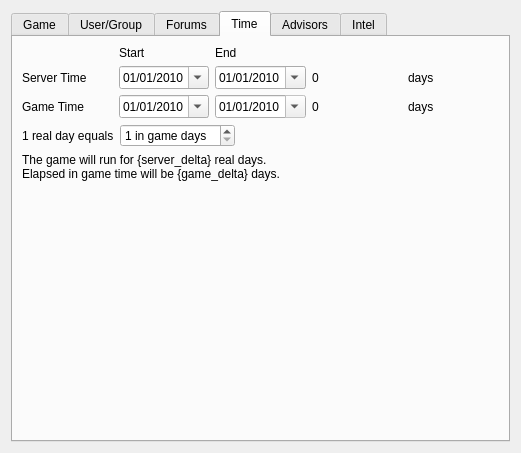
The window that ui/EditScenarioForm.ui (dmzdev/stance) describes before a commit, drawn with Qt 5.
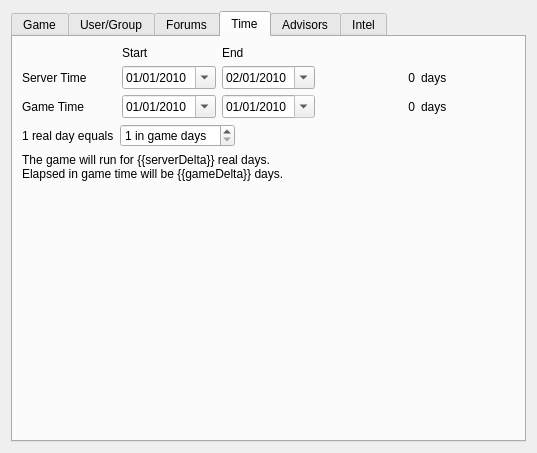
The same window after the commit.

Commit message: working version of the game time code. Admin can specify the game start date and end date, the in game start date and a multiplier value. From these the end game date is calculated

```diff
--- a/ui/EditScenarioForm.ui
+++ b/ui/EditScenarioForm.ui
@@ -6,7 +6,7 @@
    <rect>
     <x>0</x>
     <y>0</y>
-    <width>521</width>
+    <width>537</width>
     <height>453</height>
    </rect>
   </property>
@@ -356,6 +356,13 @@
          </item>
          <item row="1" column="2">
           <widget class="QDateEdit" name="serverEndDateEdit">
+           <property name="date">
+            <date>
+             <year>2010</year>
+             <month>2</month>
+             <day>1</day>
+            </date>
+           </property>
            <property name="minimumDate">
             <date>
              <year>2010</year>
@@ -379,6 +386,9 @@
            <property name="text">
             <string>0</string>
            </property>
+           <property name="alignment">
+            <set>Qt::AlignRight|Qt::AlignTrailing|Qt::AlignVCenter</set>
+           </property>
           </widget>
          </item>
          <item row="2" column="0">
@@ -436,6 +446,9 @@
            <property name="text">
             <string>0</string>
            </property>
+           <property name="alignment">
+            <set>Qt::AlignRight|Qt::AlignTrailing|Qt::AlignVCenter</set>
+           </property>
           </widget>
          </item>
          <item row="1" column="4">
@@ -491,8 +504,8 @@
        <item>
         <widget class="QLabel" name="timeInfoLabel">
          <property name="text">
-          <string>The game will run for {server_delta} real days.
-Elapsed in game time will be {game_delta} days.</string>
+          <string>The game will run for {{serverDelta}} real days.
+Elapsed in game time will be {{gameDelta}} days.</string>
          </property>
         </widget>
        </item>
```
The commit also changes 4 other files.
